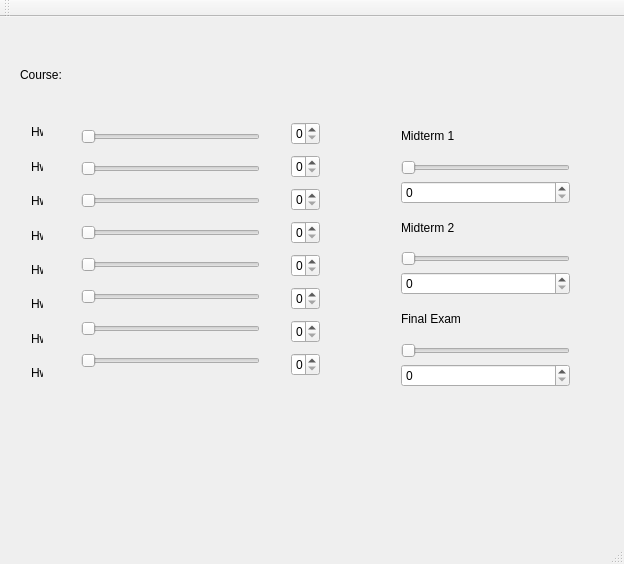
Qt form mainwindow.ui (Saahil12/10C-HW2) before a commit.
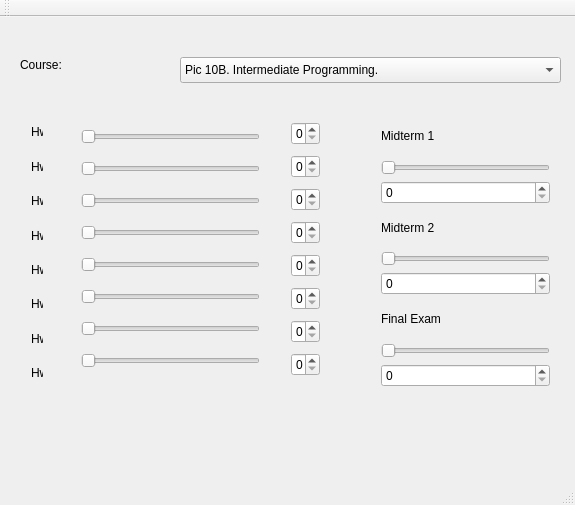
The same form after that commit.

Commit message: Added combo box to choose class

```diff
--- a/mainwindow.ui
+++ b/mainwindow.ui
@@ -6,8 +6,8 @@
    <rect>
     <x>0</x>
     <y>0</y>
-    <width>624</width>
-    <height>564</height>
+    <width>575</width>
+    <height>505</height>
    </rect>
   </property>
   <property name="windowTitle">
@@ -18,7 +18,7 @@
     <property name="geometry">
      <rect>
       <x>20</x>
-      <y>50</y>
+      <y>40</y>
       <width>60</width>
       <height>16</height>
      </rect>
@@ -27,6 +27,26 @@
      <string>Course:</string>
     </property>
    </widget>
+   <widget class="QComboBox" name="comboBox">
+    <property name="geometry">
+     <rect>
+      <x>180</x>
+      <y>40</y>
+      <width>381</width>
+      <height>26</height>
+     </rect>
+    </property>
+    <item>
+     <property name="text">
+      <string>Pic 10B. Intermediate Programming.</string>
+     </property>
+    </item>
+    <item>
+     <property name="text">
+      <string>hhh</string>
+     </property>
+    </item>
+   </widget>
    <widget class="QWidget" name="">
     <property name="geometry">
      <rect>
@@ -202,7 +222,7 @@
    <widget class="QWidget" name="">
     <property name="geometry">
      <rect>
-      <x>390</x>
+      <x>370</x>
       <y>90</y>
       <width>191</width>
       <height>291</height>
```
Left out of the diff: 2 changed lines with no effect on the pictures.
